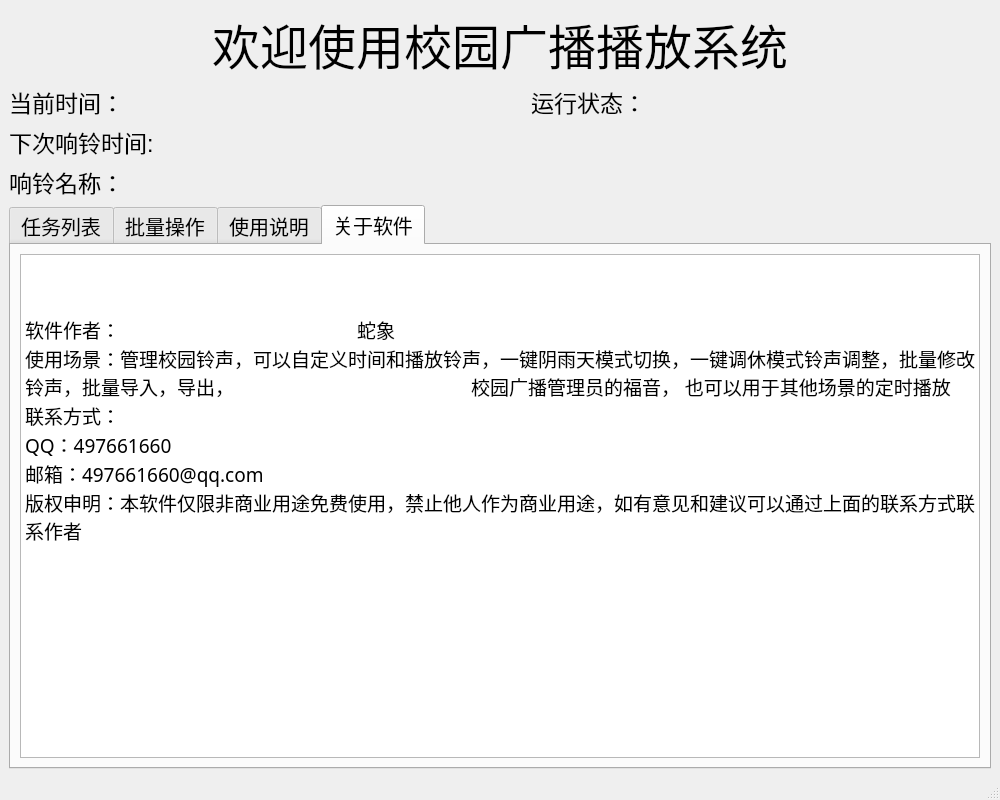
Above: maiwindow.ui from ldy6314/broardcast before the change. Below: the same form after it.
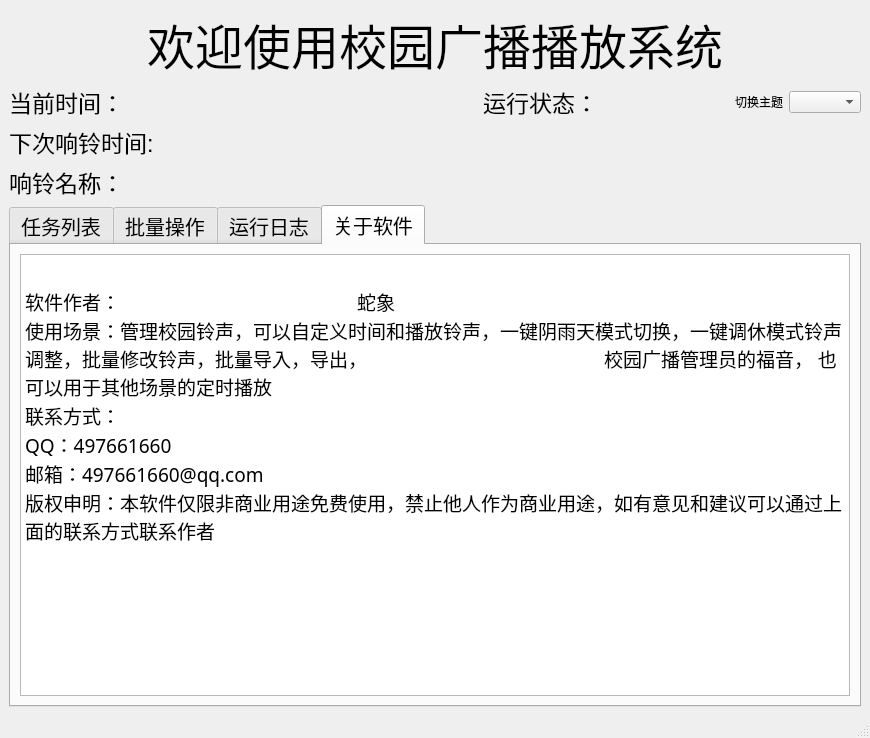
That is the form after the change. The open tabs and pages were chosen to show the change. Icons and pictures are not drawn.

```diff
--- a/maiwindow.ui
+++ b/maiwindow.ui
@@ -6,8 +6,8 @@
             <rect>
                 <x>0</x>
                 <y>0</y>
-                <width>1000</width>
-                <height>800</height>
+    <width>870</width>
+    <height>738</height>
             </rect>
         </property>
         <property name="windowTitle">
@@ -45,7 +45,7 @@
                     </widget>
                 </item>
                 <item>
-                    <layout class="QHBoxLayout" name="horizontalLayout_2" stretch="0,0,0,0,0,0">
+     <layout class="QHBoxLayout" name="horizontalLayout_2" stretch="0,0,0,0,0,0,0">
                         <item>
                             <widget class="QLabel" name="label_2">
                                 <property name="sizePolicy">
@@ -154,17 +154,14 @@
                             </widget>
                         </item>
                         <item>
-                            <spacer name="horizontalSpacer_2">
-                                <property name="orientation">
-                                    <enum>Qt::Horizontal</enum>
-                                </property>
-                                <property name="sizeHint" stdset="0">
-                                    <size>
-                                        <width>40</width>
-                                        <height>20</height>
-                                    </size>
-                                </property>
-                            </spacer>
+       <widget class="QLabel" name="label_11">
+        <property name="text">
+         <string>切换主题</string>
+        </property>
+       </widget>
+      </item>
+      <item>
+       <widget class="QComboBox" name="themeChangeBox"/>
                         </item>
                     </layout>
                 </item>
@@ -668,7 +665,7 @@
                         </widget>
                         <widget class="QWidget" name="tab_4">
                             <attribute name="title">
-                                <string>使用说明</string>
+        <string>运行日志</string>
                             </attribute>
                             <layout class="QVBoxLayout" name="verticalLayout_6">
                                 <item>
@@ -699,32 +696,16 @@
                                     <widget class="QTextBrowser" name="textBrowser">
                                         <property name="html">
                                             <string>&lt;!DOCTYPE HTML PUBLIC &quot;-//W3C//DTD HTML 4.0//EN&quot; &quot;http://www.w3.org/TR/REC-html40/strict.dtd&quot;&gt;
-                                                &lt;html&gt;&lt;head&gt;&lt;meta name=&quot;qrichtext&quot; content=&quot;1&quot;
-                                                /&gt;&lt;style type=&quot;text/css&quot;&gt;
-                                                p, li { white-space: pre-wrap; }
-                                                &lt;/style&gt;&lt;/head&gt;&lt;body style=&quot; font-family:'微软雅黑';
-                                                font-size:15pt; font-weight:400; font-style:normal;&quot;&gt;
-                                                &lt;p style=&quot; margin-top:0px; margin-bottom:0px; margin-left:0px;
-                                                margin-right:0px; -qt-block-indent:0; text-indent:0px;&quot;&gt;&lt;span
-                                                style=&quot; font-family:'SimSun'; font-size:14pt; color:#000000;&quot;&gt;软件作者：
-                                                蛇象 &lt;/span&gt;&lt;/p&gt;
-                                                &lt;p style=&quot; margin-top:0px; margin-bottom:0px; margin-left:0px;
-                                                margin-right:0px; -qt-block-indent:0; text-indent:0px;&quot;&gt;&lt;span
-                                                style=&quot; font-family:'SimSun'; font-size:14pt; color:#000000;&quot;&gt;使用场景：管理校园铃声，可以自定义时间和播放铃声，一键阴雨天模式切换，一键调休模式铃声调整，批量修改铃声，批量导入，导出，
-                                                校园广播管理员的福音， 也可以用于其他场景的定时播放&lt;/span&gt;&lt;/p&gt;
-                                                &lt;p style=&quot; margin-top:0px; margin-bottom:0px; margin-left:0px;
-                                                margin-right:0px; -qt-block-indent:0; text-indent:0px;&quot;&gt;&lt;span
-                                                style=&quot; font-family:'SimSun'; font-size:14pt; color:#000000;&quot;&gt;联系方式：&lt;/span&gt;&lt;/p&gt;
-                                                &lt;p style=&quot; margin-top:0px; margin-bottom:0px; margin-left:0px;
-                                                margin-right:0px; -qt-block-indent:0; text-indent:0px;&quot;&gt;&lt;span
-                                                style=&quot; font-family:'SimSun'; font-size:14pt; color:#000000;&quot;&gt;QQ：497661660&lt;/span&gt;&lt;/p&gt;
-                                                &lt;p style=&quot; margin-top:0px; margin-bottom:0px; margin-left:0px;
-                                                margin-right:0px; -qt-block-indent:0; text-indent:0px;&quot;&gt;&lt;span
-                                                style=&quot; font-family:'SimSun'; font-size:14pt; color:#000000;&quot;&gt;邮箱：497661660@qq.com&lt;/span&gt;&lt;/p&gt;
-                                                &lt;p style=&quot; margin-top:0px; margin-bottom:0px; margin-left:0px;
-                                                margin-right:0px; -qt-block-indent:0; text-indent:0px;&quot;&gt;&lt;span
-                                                style=&quot; font-family:'SimSun'; font-size:14pt; color:#000000;&quot;&gt;版权申明：本软件仅限非商业用途免费使用，禁止他人作为商业用途，如有意见和建议可以通过上面的联系方式联系作者&lt;/span&gt;&lt;/p&gt;&lt;/body&gt;&lt;/html&gt;
-                                            </string>
+&lt;html&gt;&lt;head&gt;&lt;meta name=&quot;qrichtext&quot; content=&quot;1&quot; /&gt;&lt;style type=&quot;text/css&quot;&gt;
+p, li { white-space: pre-wrap; }
+&lt;/style&gt;&lt;/head&gt;&lt;body style=&quot; font-family:'微软雅黑'; font-size:15pt; font-weight:400; font-style:normal;&quot;&gt;
+&lt;p style=&quot; margin-top:0px; margin-bottom:0px; margin-left:0px; margin-right:0px; -qt-block-indent:0; text-indent:0px;&quot;&gt;                                                &lt;/p&gt;
+&lt;p style=&quot; margin-top:0px; margin-bottom:0px; margin-left:0px; margin-right:0px; -qt-block-indent:0; text-indent:0px;&quot;&gt;&lt;span style=&quot; font-family:'SimSun'; font-size:14pt; color:#000000;&quot;&gt;软件作者：                                                蛇象 &lt;/span&gt;                                                &lt;/p&gt;
+&lt;p style=&quot; margin-top:0px; margin-bottom:0px; margin-left:0px; margin-right:0px; -qt-block-indent:0; text-indent:0px;&quot;&gt;&lt;span style=&quot; font-family:'SimSun'; font-size:14pt; color:#000000;&quot;&gt;使用场景：管理校园铃声，可以自定义时间和播放铃声，一键阴雨天模式切换，一键调休模式铃声调整，批量修改铃声，批量导入，导出，                                                校园广播管理员的福音， 也可以用于其他场景的定时播放&lt;/span&gt;                                                &lt;/p&gt;
+&lt;p style=&quot; margin-top:0px; margin-bottom:0px; margin-left:0px; margin-right:0px; -qt-block-indent:0; text-indent:0px;&quot;&gt;&lt;span style=&quot; font-family:'SimSun'; font-size:14pt; color:#000000;&quot;&gt;联系方式：&lt;/span&gt;                                                &lt;/p&gt;
+&lt;p style=&quot; margin-top:0px; margin-bottom:0px; margin-left:0px; margin-right:0px; -qt-block-indent:0; text-indent:0px;&quot;&gt;&lt;span style=&quot; font-family:'SimSun'; font-size:14pt; color:#000000;&quot;&gt;QQ：497661660&lt;/span&gt;                                                &lt;/p&gt;
+&lt;p style=&quot; margin-top:0px; margin-bottom:0px; margin-left:0px; margin-right:0px; -qt-block-indent:0; text-indent:0px;&quot;&gt;&lt;span style=&quot; font-family:'SimSun'; font-size:14pt; color:#000000;&quot;&gt;邮箱：497661660@qq.com&lt;/span&gt;                                                &lt;/p&gt;
+&lt;p style=&quot; margin-top:0px; margin-bottom:0px; margin-left:0px; margin-right:0px; -qt-block-indent:0; text-indent:0px;&quot;&gt;&lt;span style=&quot; font-family:'SimSun'; font-size:14pt; color:#000000;&quot;&gt;版权申明：本软件仅限非商业用途免费使用，禁止他人作为商业用途，如有意见和建议可以通过上面的联系方式联系作者&lt;/span&gt;                                            &lt;/p&gt;&lt;/body&gt;&lt;/html&gt;</string>
                                         </property>
                                     </widget>
                                 </item>
```
Left out of the diff: 22 changed lines with no effect on the pictures. Lines whose indentation alone changed are shown as unchanged.
